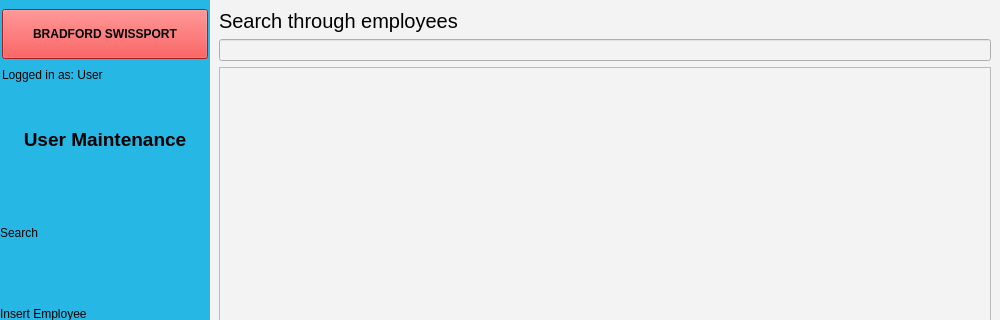
Old version of the form EMS-App/employeeScreen.ui in the repository elroydsouza/HR-ManagementSystem; both pictures show x 0 to 1000 and y 0 to 320 of the 1000 by 550 pixel window.
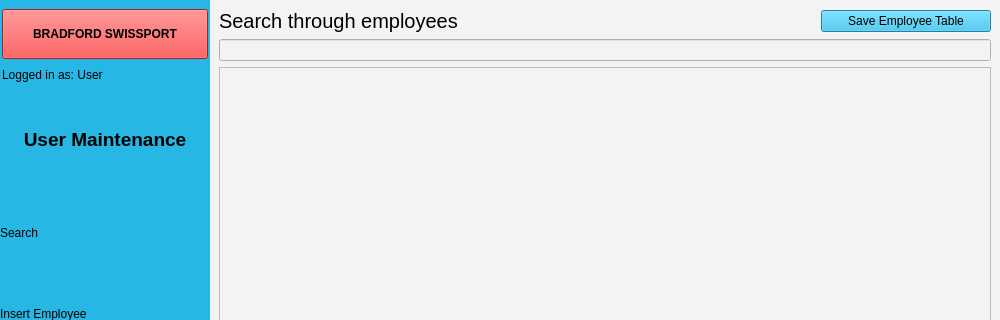
New version of the form. The open tabs and pages were chosen to show the change. Icons and pictures are not drawn.

Commit message: added saved_documents folder and functionality to save certain tables

Diff of the .ui file:
```diff
--- a/EMS-App/employeeScreen.ui
+++ b/EMS-App/employeeScreen.ui
@@ -416,6 +416,8 @@
      <widget class="QWidget" name="page">
       <layout class="QVBoxLayout" name="verticalLayout_2">
        <item>
+        <layout class="QHBoxLayout" name="horizontalLayout_9">
+         <item>
         <widget class="QLabel" name="label_11">
          <property name="font">
           <font>
@@ -426,6 +428,30 @@
           <string>Search through employees</string>
          </property>
         </widget>
+         </item>
+         <item>
+          <widget class="QPushButton" name="pushButton">
+           <property name="sizePolicy">
+            <sizepolicy hsizetype="Maximum" vsizetype="Fixed">
+             <horstretch>0</horstretch>
+             <verstretch>0</verstretch>
+            </sizepolicy>
+           </property>
+           <property name="minimumSize">
+            <size>
+             <width>170</width>
+             <height>0</height>
+            </size>
+           </property>
+           <property name="styleSheet">
+            <string notr="true">background-color: rgb(39, 183, 229);</string>
+           </property>
+           <property name="text">
+            <string>Save Employee Table</string>
+           </property>
+          </widget>
+         </item>
+        </layout>
        </item>
        <item>
         <widget class="QLineEdit" name="le_search"/>
```
Left out of the diff: 2 changed lines with no effect on the pictures. Lines whose indentation alone changed are shown as unchanged. The commit also changes 29 other files.
